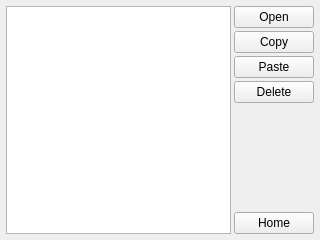
Qt form ui/FileManagerWidget.ui (kipr/botui) before a commit.
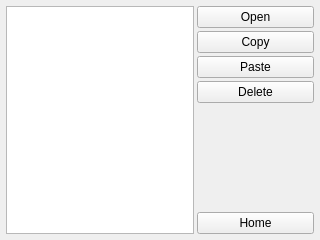
The same form after that commit. Icons and pictures are not drawn.

Commit message: Added ability to compile from FileManager

Patch:
```diff
--- a/ui/FileManagerWidget.ui
+++ b/ui/FileManagerWidget.ui
@@ -27,6 +27,12 @@
     <layout class="QVBoxLayout" name="verticalLayout">
      <item>
       <widget class="QPushButton" name="open">
+       <property name="minimumSize">
+        <size>
+         <width>117</width>
+         <height>0</height>
+        </size>
+       </property>
        <property name="text">
         <string>Open</string>
        </property>
```
The commit also changes 14 other files.
